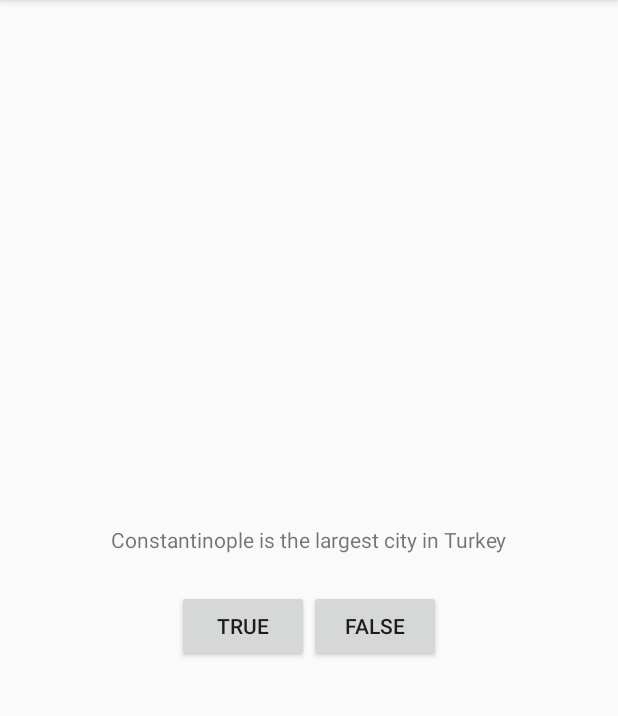
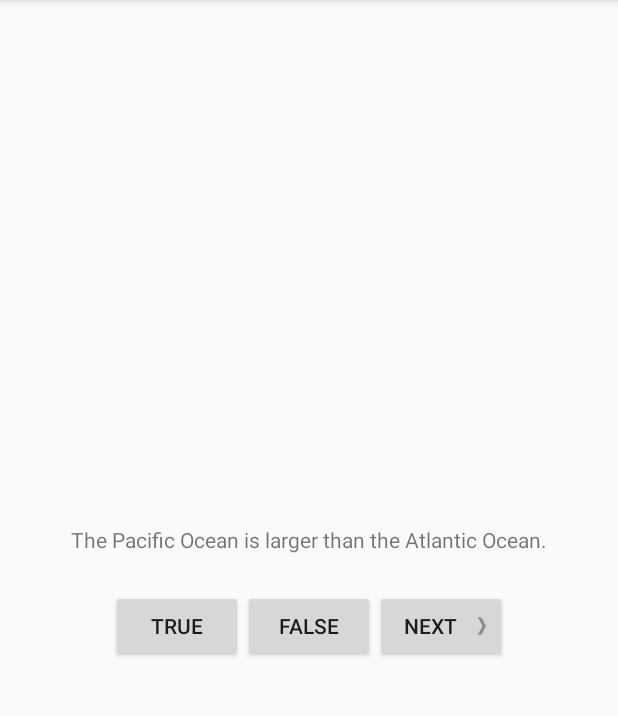
Before and after one commit to Lurzeood/GeoQuiz, an Android app: the screen it shows after launch (QuizActivity), after a tap on "TRUE", on a phone screen of 412 x 824 dp, the part 84-800 px from its top. Run offline under Robolectric (Android 15) with nearby library versions, the phone set to English and light mode, and no system bars.

Commit message:
添加多个问题，添加NEXT按钮，用户可以更换题目

```diff
--- /dev/null
+++ b/app/src/main/java/com/example/xpc/geoquiz/Question.java
@@ -0,0 +1,33 @@
+package com.example.xpc.geoquiz;
+
+/**
+ * Created by Administrator on 2017/4/19 0019.
+ */
+
+public class Question {
+
+    private int mTextResId;
+
+    private boolean mAnswerTrue;
+
+    public Question(int textResId,boolean answerTrue){
+        mTextResId = textResId;
+        mAnswerTrue = answerTrue;
+    }
+
+    public boolean isAnswerTrue() {
+        return mAnswerTrue;
+    }
+
+    public void setAnswerTrue(boolean answerTrue) {
+        mAnswerTrue = answerTrue;
+    }
+
+    public int getTextResId() {
+        return mTextResId;
+    }
+
+    public void setTextResId(int textResId) {
+        mTextResId = textResId;
+    }
+}
--- a/app/src/main/java/com/example/xpc/geoquiz/QuizActivity.java
+++ b/app/src/main/java/com/example/xpc/geoquiz/QuizActivity.java
@@ -4,6 +4,7 @@ import android.support.v7.app.AppCompatActivity;
 import android.os.Bundle;
 import android.view.View;
 import android.widget.Button;
+import android.widget.TextView;
 import android.widget.Toast;
 
 public class QuizActivity extends AppCompatActivity {
@@ -12,6 +13,20 @@ public class QuizActivity extends AppCompatActivity {
 
     private Button mFalseButton;
 
+    private Button mNextButton;
+
+    private TextView mQuestionTextView;
+
+    private Question[] mQuestionBank = new Question[]{
+        new Question(R.string.question_oceans,true),
+        new Question(R.string.question_mideast,false),
+        new Question(R.string.question_africa,false),
+        new Question(R.string.question_americas,true),
+        new Question(R.string.question_asia,true),
+    };
+
+    private int mCurrentIndex = 0;
+
     @Override
     protected void onCreate(Bundle savedInstanceState) {
         super.onCreate(savedInstanceState);
@@ -19,19 +34,50 @@ public class QuizActivity extends AppCompatActivity {
 
         mTrueButton = (Button) findViewById(R.id.true_button);
         mFalseButton = (Button) findViewById(R.id.false_button);
+        mNextButton = (Button) findViewById(R.id.next_button);
+        mQuestionTextView = (TextView) findViewById(R.id.question_text_view);
+        updateQuestion();
 
         mTrueButton.setOnClickListener(new View.OnClickListener() {
             @Override
             public void onClick(View v) {
-                Toast.makeText(QuizActivity.this,R.string.incorrect_toast,Toast.LENGTH_SHORT).show();
+                checkAnswer(true);
             }
         });
 
         mFalseButton.setOnClickListener(new View.OnClickListener() {
             @Override
             public void onClick(View v) {
-                Toast.makeText(QuizActivity.this,R.string.correct_toast,Toast.LENGTH_SHORT).show();
+                checkAnswer(false);
+            }
+        });
+
+        mNextButton.setOnClickListener(new View.OnClickListener() {
+            @Override
+            public void onClick(View v) {
+                mCurrentIndex = (mCurrentIndex+1)%mQuestionBank.length;
+                updateQuestion();
             }
         });
     }
+
+    private void updateQuestion(){
+        int question = mQuestionBank[mCurrentIndex].getTextResId();
+        mQuestionTextView.setText(question);
+    }
+
+    private void checkAnswer(boolean userPressedTrue){
+        boolean answerIsTrue = mQuestionBank[mCurrentIndex].isAnswerTrue();
+
+        int messageResId = 0;
+
+        if (userPressedTrue==answerIsTrue){
+            messageResId = R.string.correct_toast;
+        }else {
+            messageResId = R.string.incorrect_toast;
+        }
+
+        Toast.makeText(this,messageResId,Toast.LENGTH_SHORT).show();
+    }
+
 }
--- a/app/src/main/res/layout/activity_quiz.xml
+++ b/app/src/main/res/layout/activity_quiz.xml
@@ -8,10 +8,10 @@
     >
 
     <TextView
+        android:id="@+id/question_text_view"
         android:layout_width="wrap_content"
         android:layout_height="wrap_content"
         android:padding="24dp"
-        android:text="@string/question_text"
         />
 
     <LinearLayout
@@ -33,6 +33,16 @@
             android:layout_height="wrap_content"
             android:text="@string/false_button"
             />
+
+        <Button
+            android:id="@+id/next_button"
+            android:layout_width="wrap_content"
+            android:layout_height="wrap_content"
+            android:text="@string/next_button"
+            android:drawableRight="@drawable/arrow_right"
+            android:drawablePadding="4dp"
+            />
+
     </LinearLayout>
 
 </LinearLayout>
--- a/app/src/main/res/values/strings.xml
+++ b/app/src/main/res/values/strings.xml
@@ -1,9 +1,20 @@
 <resources>
     <string name="app_name">GeoQuiz</string>
 
-    <string name="question_text">Constantinople is the largest city in Turkey</string>
     <string name="true_button">TRUE</string>
     <string name="false_button">FALSE</string>
     <string name="correct_toast">Correct!</string>
     <string name="incorrect_toast">Incorrect!</string>
+    <string name="next_button">NEXT</string>
+
+    <string name="question_oceans">The Pacific Ocean is larger than
+    the Atlantic Ocean.</string>
+    <string name="question_mideast">The Suez Canal connects the Red Sea and
+    the Indian Ocean.</string>
+    <string name="question_africa">The source of the Nile River is in Egypt.</string>
+    <string name="question_americas">The Amazon River is the longest river in
+    the Americas.</string>
+    <string name="question_asia">Lake Baikal is the world\'s oldest and deepest
+    freshwater lake.</string>
+
 </resources>
```
Also changed, not shown: app/src/main/res/drawable-hdpi/arrow_left.png (added), app/src/main/res/drawable-hdpi/arrow_right.png (added), app/src/main/res/drawable-mdpi/arrow_left.png (added), app/src/main/res/drawable-mdpi/arrow_right.png (added), app/src/main/res/drawable-xhdpi/arrow_left.png (added), app/src/main/res/drawable-xhdpi/arrow_right.png (added), app/src/main/res/drawable-xxhdpi/arrow_left.png (added), app/src/main/res/drawable-xxhdpi/arrow_right.png (added).
